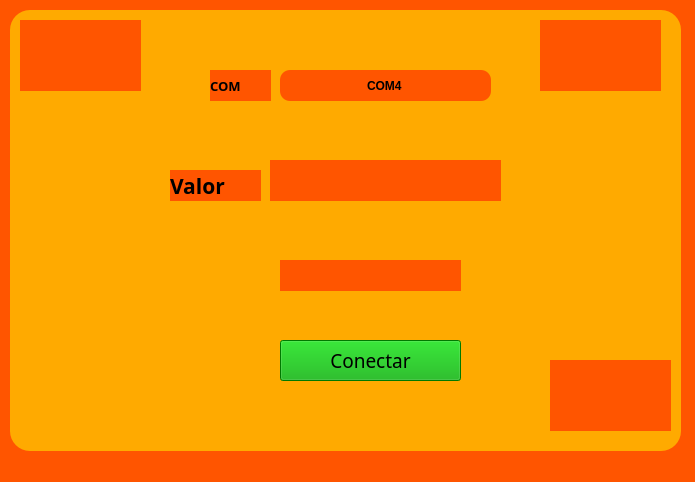
Sofifdz/-PROGRAMACION-DE-INTERFACES-Y-PUERTOS, file Unidad 4/Python/P18_ServomotorSG90.ui: the form before one commit.
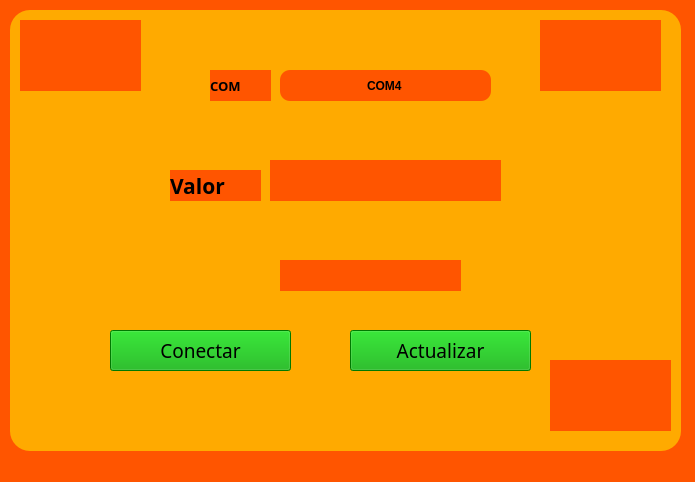
The form after the commit. Icons and pictures are not drawn.

Diff of the .ui file:
```diff
--- a/Unidad 4/Python/P18_ServomotorSG90.ui
+++ b/Unidad 4/Python/P18_ServomotorSG90.ui
@@ -129,8 +129,8 @@
    <widget class="QPushButton" name="btn_accion">
     <property name="geometry">
      <rect>
-      <x>280</x>
-      <y>340</y>
+      <x>110</x>
+      <y>330</y>
       <width>181</width>
       <height>41</height>
      </rect>
@@ -222,6 +222,30 @@
      <string/>
     </property>
    </widget>
+   <widget class="QPushButton" name="btn_actualizar">
+    <property name="geometry">
+     <rect>
+      <x>350</x>
+      <y>330</y>
+      <width>181</width>
+      <height>41</height>
+     </rect>
+    </property>
+    <property name="font">
+     <font>
+      <family>Harrington</family>
+      <pointsize>14</pointsize>
+      <weight>50</weight>
+      <bold>false</bold>
+     </font>
+    </property>
+    <property name="styleSheet">
+     <string notr="true">background-color: rgb(0, 170, 0);</string>
+    </property>
+    <property name="text">
+     <string>Actualizar</string>
+    </property>
+   </widget>
    <zorder>label_8</zorder>
    <zorder>label</zorder>
    <zorder>label_4</zorder>
@@ -232,6 +256,7 @@
    <zorder>txt_com</zorder>
    <zorder>btn_accion</zorder>
    <zorder>label_6</zorder>
+   <zorder>btn_actualizar</zorder>
   </widget>
   <widget class="QMenuBar" name="menubar">
    <property name="geometry">
```
